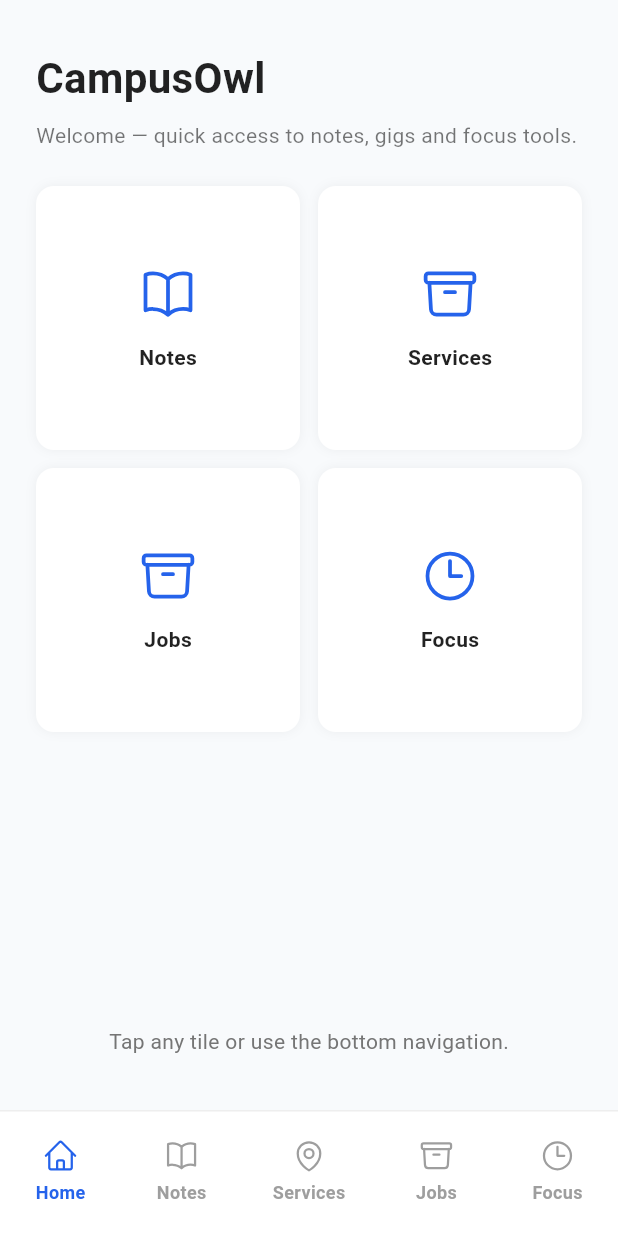
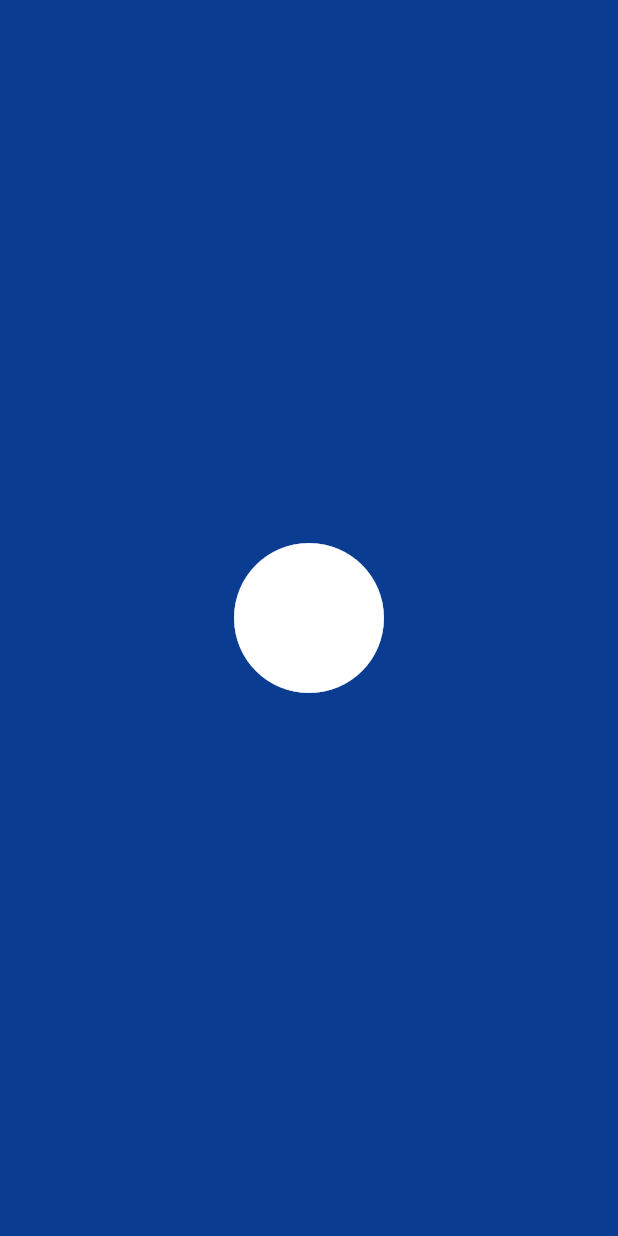
Before and after one commit to barshanpoddar/campusOwl-new, a Flutter app: the first screen one second after launch, on a phone screen of 412 x 824 dp. Run offline on Flutter 3.47's test engine with Material 3 defaults, Android fonts, the phone set to English and light mode, and no system bars; our stand-ins replace flutter_svg, shared_preferences; Roboto replaces fonts that are missing (Poppins).

Commit message:
Add splash screen and update main app routing

```diff
--- a/lib/main.dart
+++ b/lib/main.dart
@@ -9,6 +9,7 @@ import 'screens/focus_screen.dart';
 import 'widgets/bottom_navigation.dart';
 import 'themes.dart';
 import 'providers/theme_provider.dart';
+import 'screens/splash_screen.dart';
 
 void main() {
   runApp(
@@ -31,7 +32,11 @@ class CampusOwlApp extends StatelessWidget {
           theme: appThemeLight,
           darkTheme: appThemeDark,
           themeMode: themeProvider.themeMode,
-          home: const MainPage(),
+          // Start with a lightweight splash screen and route to MainPage.
+          home: const SplashScreen(),
+          routes: {
+            '/home': (_) => const MainPage(),
+          },
           debugShowCheckedModeBanner: false,
         );
       },
--- /dev/null
+++ b/lib/screens/splash_screen.dart
@@ -0,0 +1,34 @@
+import 'dart:async';
+
+import 'package:flutter/material.dart';
+import '../widgets/app_icon.dart';
+
+class SplashScreen extends StatefulWidget {
+  const SplashScreen({Key? key}) : super(key: key);
+
+  @override
+  State<SplashScreen> createState() => _SplashScreenState();
+}
+
+class _SplashScreenState extends State<SplashScreen> {
+  @override
+  void initState() {
+    super.initState();
+    // After a short delay navigate to the main app route.
+    Timer(const Duration(milliseconds: 1600), () {
+      if (!mounted) return;
+      Navigator.of(context).pushReplacementNamed('/home');
+    });
+  }
+
+  @override
+  Widget build(BuildContext context) {
+    return Scaffold(
+      backgroundColor: const Color(0xFF0A3D91), // royal blue
+      body: Center(
+        // Use AppIcon to prefer an SVG asset named `owl.svg` (or fallback to Icon)
+        child: AppIcon(assetName: 'owl', size: 120, color: Colors.white),
+      ),
+    );
+  }
+}
```
